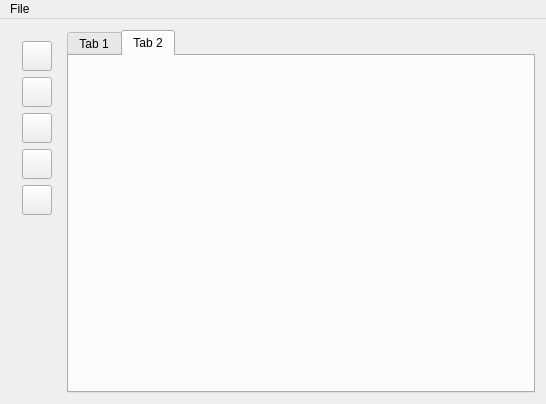
The window that EditPro/MainWindow.ui (goneyacine/Edit-Pro) describes before a commit, drawn with Qt 5.
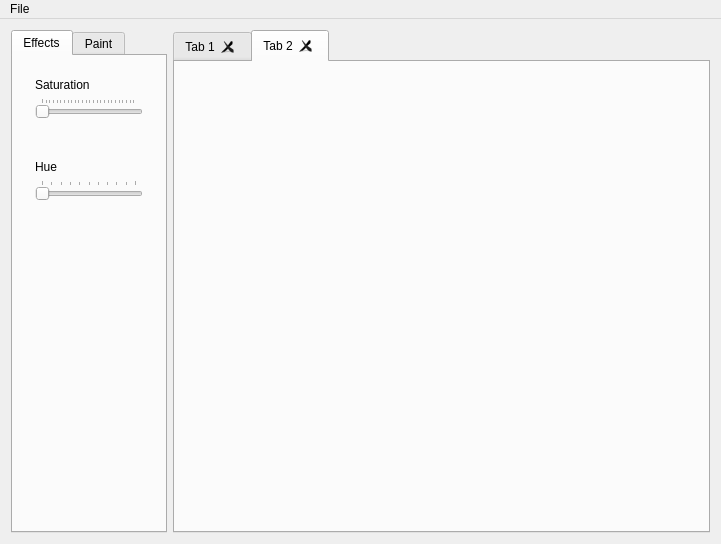
The same window after the commit. The open tabs and pages were chosen to show the change.

What changed in the file:
```diff
--- a/EditPro/MainWindow.ui
+++ b/EditPro/MainWindow.ui
@@ -6,8 +6,8 @@
    <rect>
     <x>0</x>
     <y>0</y>
-    <width>546</width>
-    <height>404</height>
+    <width>721</width>
+    <height>544</height>
    </rect>
   </property>
   <property name="windowTitle">
@@ -15,142 +15,16 @@
   </property>
   <widget class="QWidget" name="centralWidget">
    <layout class="QGridLayout" name="gridLayout_3">
-    <item row="0" column="0">
-     <widget class="QWidget" name="toolsWidgets" native="true">
-      <property name="sizePolicy">
-       <sizepolicy hsizetype="Minimum" vsizetype="Preferred">
-        <horstretch>0</horstretch>
-        <verstretch>0</verstretch>
-       </sizepolicy>
-      </property>
-      <property name="minimumSize">
-       <size>
-        <width>50</width>
-        <height>0</height>
-       </size>
-      </property>
-      <property name="maximumSize">
-       <size>
-        <width>50</width>
-        <height>16777215</height>
-       </size>
-      </property>
-      <layout class="QGridLayout" name="gridLayout">
-       <item row="4" column="0">
-        <widget class="QPushButton" name="pushButton_5">
-         <property name="minimumSize">
-          <size>
-           <width>30</width>
-           <height>30</height>
-          </size>
-         </property>
-         <property name="maximumSize">
-          <size>
-           <width>30</width>
-           <height>30</height>
-          </size>
-         </property>
-         <property name="text">
-          <string/>
-         </property>
-        </widget>
-       </item>
-       <item row="0" column="0">
-        <widget class="QPushButton" name="pushButton">
-         <property name="minimumSize">
-          <size>
-           <width>30</width>
-           <height>30</height>
-          </size>
-         </property>
-         <property name="maximumSize">
-          <size>
-           <width>30</width>
-           <height>30</height>
-          </size>
-         </property>
-         <property name="text">
-          <string/>
-         </property>
-        </widget>
-       </item>
-       <item row="5" column="0">
-        <spacer name="verticalSpacer">
-         <property name="orientation">
-          <enum>Qt::Vertical</enum>
-         </property>
-         <property name="sizeHint" stdset="0">
-          <size>
-           <width>20</width>
-           <height>40</height>
-          </size>
-         </property>
-        </spacer>
-       </item>
-       <item row="1" column="0">
-        <widget class="QPushButton" name="pushButton_2">
-         <property name="minimumSize">
-          <size>
-           <width>30</width>
-           <height>30</height>
-          </size>
-         </property>
-         <property name="maximumSize">
-          <size>
-           <width>30</width>
-           <height>30</height>
-          </size>
-         </property>
-         <property name="text">
-          <string/>
-         </property>
-        </widget>
-       </item>
-       <item row="3" column="0">
-        <widget class="QPushButton" name="pushButton_4">
-         <property name="minimumSize">
-          <size>
-           <width>30</width>
-           <height>30</height>
-          </size>
-         </property>
-         <property name="maximumSize">
-          <size>
-           <width>30</width>
-           <height>30</height>
-          </size>
-         </property>
-         <property name="text">
-          <string/>
-         </property>
-        </widget>
-       </item>
-       <item row="2" column="0">
-        <widget class="QPushButton" name="pushButton_3">
-         <property name="minimumSize">
-          <size>
-           <width>30</width>
-           <height>30</height>
-          </size>
-         </property>
-         <property name="maximumSize">
-          <size>
-           <width>30</width>
-           <height>30</height>
-          </size>
-         </property>
-         <property name="text">
-          <string/>
-         </property>
-        </widget>
-       </item>
-      </layout>
-     </widget>
-    </item>
     <item row="0" column="1">
      <widget class="QTabWidget" name="displayTabs">
       <property name="currentIndex">
-       <number>0</number>
+       <number>1</number>
+      </property>
+      <property name="tabsClosable">
+       <bool>true</bool>
+      </property>
+      <property name="movable">
+       <bool>true</bool>
       </property>
       <widget class="QWidget" name="tab">
        <attribute name="title">
@@ -169,6 +43,168 @@
       </widget>
      </widget>
     </item>
+    <item row="0" column="0">
+     <widget class="QTabWidget" name="tools_tabs">
+      <property name="sizePolicy">
+       <sizepolicy hsizetype="Preferred" vsizetype="Expanding">
+        <horstretch>0</horstretch>
+        <verstretch>0</verstretch>
+       </sizepolicy>
+      </property>
+      <property name="maximumSize">
+       <size>
+        <width>200</width>
+        <height>16777215</height>
+       </size>
+      </property>
+      <property name="currentIndex">
+       <number>0</number>
+      </property>
+      <property name="elideMode">
+       <enum>Qt::ElideNone</enum>
+      </property>
+      <property name="usesScrollButtons">
+       <bool>true</bool>
+      </property>
+      <property name="documentMode">
+       <bool>false</bool>
+      </property>
+      <property name="tabsClosable">
+       <bool>false</bool>
+      </property>
+      <property name="movable">
+       <bool>true</bool>
+      </property>
+      <property name="tabBarAutoHide">
+       <bool>false</bool>
+      </property>
+      <widget class="QWidget" name="effects_tab">
+       <attribute name="title">
+        <string>Effects</string>
+       </attribute>
+       <layout class="QVBoxLayout" name="verticalLayout_2">
+        <property name="spacing">
+         <number>20</number>
+        </property>
+        <property name="bottomMargin">
+         <number>9</number>
+        </property>
+        <item>
+         <widget class="QWidget" name="saturation_widget" native="true">
+          <property name="minimumSize">
+           <size>
+            <width>130</width>
+            <height>40</height>
+           </size>
+          </property>
+          <property name="cursor">
+           <cursorShape>OpenHandCursor</cursorShape>
+          </property>
+          <layout class="QVBoxLayout" name="verticalLayout">
+           <item>
+            <widget class="QLabel" name="saturation_title">
+             <property name="text">
+              <string>Saturation</string>
+             </property>
+             <property name="scaledContents">
+              <bool>false</bool>
+             </property>
+             <property name="wordWrap">
+              <bool>false</bool>
+             </property>
+            </widget>
+           </item>
+           <item>
+            <widget class="QSlider" name="saturation_slider">
+             <property name="cursor">
+              <cursorShape>ClosedHandCursor</cursorShape>
+             </property>
+             <property name="styleSheet">
+              <string notr="true"/>
+             </property>
+             <property name="maximum">
+              <number>255</number>
+             </property>
+             <property name="orientation">
+              <enum>Qt::Horizontal</enum>
+             </property>
+             <property name="invertedAppearance">
+              <bool>false</bool>
+             </property>
+             <property name="invertedControls">
+              <bool>false</bool>
+             </property>
+             <property name="tickPosition">
+              <enum>QSlider::TicksAbove</enum>
+             </property>
+             <property name="tickInterval">
+              <number>0</number>
+             </property>
+            </widget>
+           </item>
+          </layout>
+         </widget>
+        </item>
+        <item>
+         <widget class="QWidget" name="hue_widget" native="true">
+          <property name="minimumSize">
+           <size>
+            <width>130</width>
+            <height>40</height>
+           </size>
+          </property>
+          <property name="cursor">
+           <cursorShape>OpenHandCursor</cursorShape>
+          </property>
+          <layout class="QVBoxLayout" name="verticalLayout_3">
+           <item>
+            <widget class="QLabel" name="hue_title">
+             <property name="text">
+              <string>Hue</string>
+             </property>
+            </widget>
+           </item>
+           <item>
+            <widget class="QSlider" name="hue_slider">
+             <property name="cursor">
+              <cursorShape>ClosedHandCursor</cursorShape>
+             </property>
+             <property name="maximum">
+              <number>100</number>
+             </property>
+             <property name="orientation">
+              <enum>Qt::Horizontal</enum>
+             </property>
+             <property name="tickPosition">
+              <enum>QSlider::TicksAbove</enum>
+             </property>
+            </widget>
+           </item>
+          </layout>
+         </widget>
+        </item>
+        <item>
+         <spacer name="verticalSpacer">
+          <property name="orientation">
+           <enum>Qt::Vertical</enum>
+          </property>
+          <property name="sizeHint" stdset="0">
+           <size>
+            <width>20</width>
+            <height>40</height>
+           </size>
+          </property>
+         </spacer>
+        </item>
+       </layout>
+      </widget>
+      <widget class="QWidget" name="paint_tab">
+       <attribute name="title">
+        <string>Paint</string>
+       </attribute>
+      </widget>
+     </widget>
+    </item>
    </layout>
   </widget>
   <widget class="QMenuBar" name="menuBar">
@@ -176,7 +212,7 @@
     <rect>
      <x>0</x>
      <y>0</y>
-     <width>546</width>
+     <width>721</width>
      <height>22</height>
     </rect>
    </property>
```
